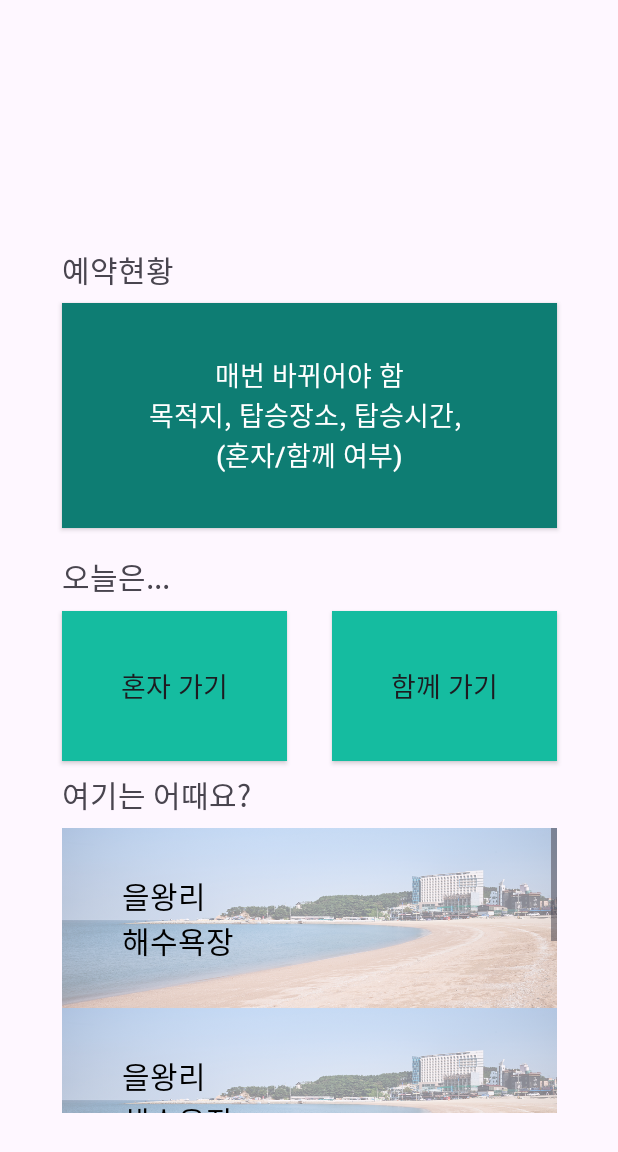
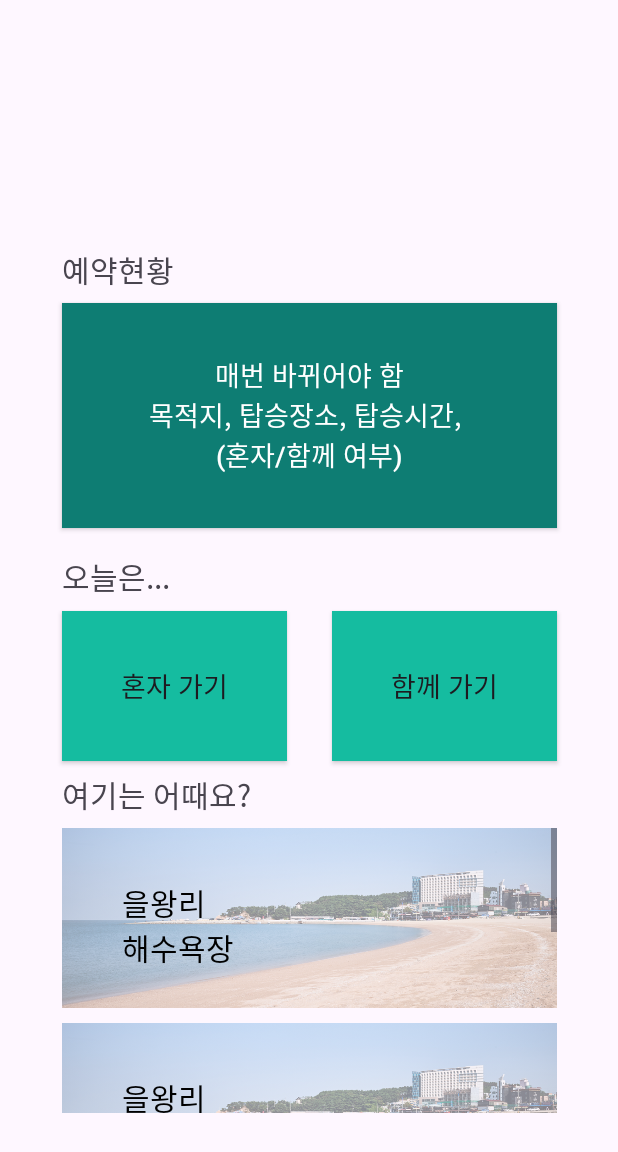
Before and after one commit to BaeYunjae/HealWeGo-public, an Android app: the ReserveMainActivity screen opened directly, with no data from a screen before it, on a phone screen of 412 x 824 dp. Shown: the top 1152 px of the screen. Run offline under Robolectric (Android 15) with nearby library versions, the phone set to English and light mode, and no system bars.

Commit message:
[design] 추천 장소 이미지 간격 변경

```diff
--- a/android/HealWeGo/app/src/main/res/layout/reserve_main.xml
+++ b/android/HealWeGo/app/src/main/res/layout/reserve_main.xml
@@ -127,6 +127,7 @@
                     android:id="@+id/imageView1"
                     android:layout_width="340dp"
                     android:layout_height="120dp"
+                    android:layout_marginBottom="10dp"
                     android:alpha="0.5"
                     android:onClick="onImageClicked"
                     android:scaleType="centerCrop"
@@ -155,6 +156,7 @@
                     android:id="@+id/imageView2"
                     android:layout_width="340dp"
                     android:layout_height="120dp"
+                    android:layout_marginBottom="10dp"
                     android:alpha="0.5"
                     android:onClick="onImageClicked"
                     android:scaleType="centerCrop"
@@ -182,6 +184,7 @@
                     android:id="@+id/imageView3"
                     android:layout_width="340dp"
                     android:layout_height="120dp"
+                    android:layout_marginBottom="10dp"
                     android:alpha="0.5"
                     android:onClick="onImageClicked"
                     android:scaleType="centerCrop"
@@ -210,6 +213,7 @@
                     android:layout_width="340dp"
                     android:layout_height="120dp"
                     android:alpha="0.5"
+                    android:layout_marginBottom="10dp"
                     android:onClick="onImageClicked"
                     android:scaleType="centerCrop"
                     app:srcCompat="@drawable/eurwangri_beach"
```
